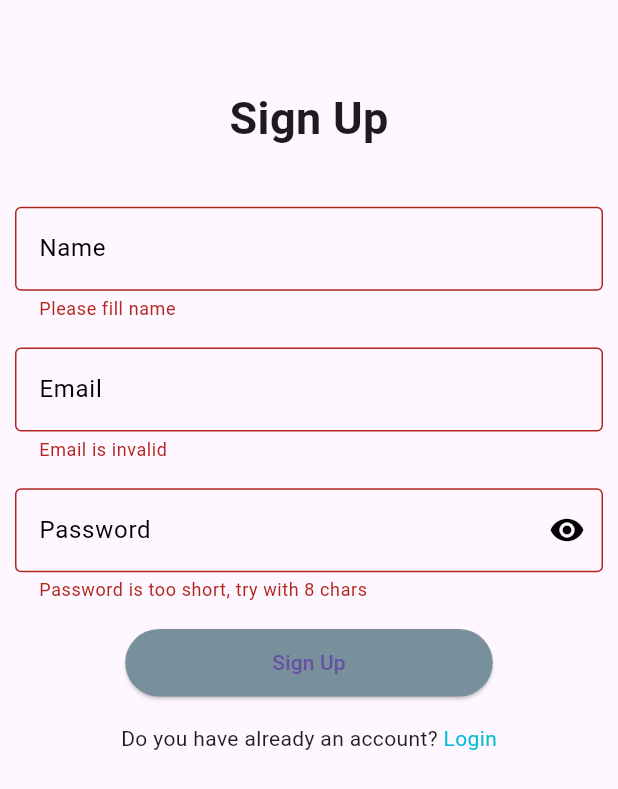
After one commit to Rafael-cmd-html/machapstore1.1, a Flutter app: the sign_up screen opened directly, after a tap on "Sign Up", on a phone screen of 412 x 824 dp. The commit adds this screen. Shown: the top 789 px of the screen. Run offline on Flutter 3.47's test engine with Material 3 defaults, Android fonts, the phone set to English and light mode, and no system bars.

Commit message:
FIRST SCREEN FUNCTIONS DONE
Sign up screen finished with all validations, TODO DESIGN

```diff
--- a/lib/main.dart
+++ b/lib/main.dart
@@ -1,5 +1,5 @@
 import 'package:flutter/material.dart';
-import 'package:machapstore1/screens/sign_up.dart';
+import 'package:machapstore1/screens/signUp.dart';
 
 void main() {
   runApp(MyApp());
@@ -10,7 +10,7 @@ class MyApp extends StatelessWidget {
   Widget build(BuildContext context) {
     return MaterialApp(
       title: 'Flutter Demo',
-      home: SignUp(),
+      home: sign_up(),
     );
   }
 }
--- /dev/null
+++ b/lib/screens/signUp.dart
@@ -0,0 +1,143 @@
+import 'package:flutter/material.dart';
+
+class sign_up extends StatefulWidget {
+  @override
+  _sign_up_state createState() => _sign_up_state();
+}
+
+final GlobalKey<FormState> _form_key = GlobalKey<FormState>();
+String ep_email =
+    r"^[a-zA-Z0-9.a-zA-Z0-9.!#$%&'*+-/=?^_`{|}~]+@[a-zA-Z0-9]+\.[a-zA-Z]+";
+String ep_password =
+    r'^(?=.*?[A-Z])(?=.*?[a-z])(?=.*?[0-9])(?=.*?[!@#\$&*~]).{8,}$';
+
+RegExp reg_exp_email = new RegExp(ep_email);
+RegExp reg_exp_password = new RegExp(ep_password);
+
+bool obscure_text = true;
+
+class _sign_up_state extends State<sign_up> {
+  void validation() {
+    final FormState? _form = _form_key.currentState;
+    if (_form != null && _form.validate()) {
+      print("Yes");
+    } else {
+      print("No");
+    }
+  }
+
+  Widget build(BuildContext context) {
+    return Scaffold(
+        body: SafeArea(
+            child: Form(
+      key: _form_key,
+      child: Container(
+        child: Column(children: <Widget>[
+          Container(
+              height: 100,
+              width: double.infinity,
+              child: Column(
+                mainAxisAlignment: MainAxisAlignment.end,
+                children: <Widget>[
+                  Text(
+                    "Sign Up",
+                    style: TextStyle(
+                      fontSize: 30,
+                      fontWeight: FontWeight.bold,
+                    ),
+                  ),
+                ],
+              )),
+          SizedBox(
+            height: 20,
+          ),
+          Container(
+              height: 400,
+              margin: EdgeInsets.symmetric(horizontal: 10),
+              width: double.infinity,
+              child: Column(
+                mainAxisAlignment: MainAxisAlignment.spaceEvenly,
+                children: <Widget>[
+                  TextFormField(
+                      validator: (value) {
+                        if (value == null) {
+                          return "Please fill name";
+                        } else if (value.isEmpty) {
+                          return "Please fill name";
+                        } else if (value.length < 6) {
+                          return "Name is too short";
+                        }
+                        return null;
+                      },
+                      decoration: InputDecoration(
+                        hintText: "Name",
+                        hintStyle: TextStyle(color: Colors.black),
+                        border: OutlineInputBorder(),
+                      )),
+                  TextFormField(
+                      validator: (value) {
+                        if (value == null) {
+                          return "Please fill email";
+                        } else if (!reg_exp_email.hasMatch(value)) {
+                          return "Email is invalid";
+                        }
+                        return null;
+                      },
+                      decoration: InputDecoration(
+                        hintText: "Email",
+                        hintStyle: TextStyle(color: Colors.black),
+                        border: OutlineInputBorder(),
+                      )),
+                  TextFormField(
+                      obscureText: obscure_text,
+                      validator: (value) {
+                        if (value == null) {
+                          return "Please fill password";
+                        } else if (value.length < 8) {
+                          return "Password is too short, try with 8 chars";
+                        } else if (!reg_exp_password.hasMatch(value)) {
+                          return "Password must contain at least one uppercase, one lower case, at least one digit and one special char ";
+                        }
+                      },
+                      decoration: InputDecoration(
+                        hintText: "Password",
+                        suffixIcon: GestureDetector(
+                          onTap: () {
+                            setState(() {
+                              obscure_text = !obscure_text;
+                            });
+                            FocusScope.of(context).unfocus();
+                          },
+                          child: Icon(Icons.visibility, color: Colors.black),
+                        ),
+                        hintStyle: TextStyle(color: Colors.black),
+                        border: OutlineInputBorder(),
+                      )),
+                  Container(
+                      height: 45,
+                      width: 245,
+                      child: ElevatedButton(
+                        style: ElevatedButton.styleFrom(
+                          primary: Colors.blueGrey[400],
+                        ),
+                        onPressed: () {
+                          validation();
+                        },
+                        child: Text('Sign Up'),
+                      )),
+                  Row(
+                      mainAxisAlignment: MainAxisAlignment.center,
+                      children: <Widget>[
+                        Text("Do you have already an account? "),
+                        GestureDetector(
+                          child: Text("Login",
+                              style: TextStyle(color: Colors.cyan)),
+                        )
+                      ])
+                ],
+              ))
+        ]),
+      ),
+    )));
+  }
+}
--- a/lib/screens/sign_up.dart
+++ /dev/null
@@ -1,83 +0,0 @@
-import 'package:flutter/material.dart';
-
-class SignUp extends StatelessWidget {
-  @override
-  Widget build(BuildContext context) {
-    return Scaffold(
-      body: Container(
-        child: Column(children: <Widget>[
-          Container(
-              height: 100,
-              width: double.infinity,
-              child: Column(
-                mainAxisAlignment: MainAxisAlignment.end,
-                children: <Widget>[
-                  Text(
-                    "Sign Up",
-                    style: TextStyle(fontSize: 30, fontWeight: FontWeight.bold),
-                  ),
-                ],
-              )),
-          SizedBox(
-            height: 20,
-          ),
-          Container(
-              height: 400,
-              margin: EdgeInsets.symmetric(horizontal: 10),
-              width: double.infinity,
-              child: Column(
-                mainAxisAlignment: MainAxisAlignment.spaceEvenly,
-                children: <Widget>[
-                  TextFormField(
-                      decoration: InputDecoration(
-                    hintText: "Name",
-                    hintStyle: TextStyle(color: Colors.black),
-                    border: OutlineInputBorder(),
-                  )),
-                  TextFormField(
-                      decoration: InputDecoration(
-                    hintText: "Email",
-                    hintStyle: TextStyle(color: Colors.black),
-                    border: OutlineInputBorder(),
-                  )),
-                  TextFormField(
-                      decoration: InputDecoration(
-                    hintText: "Password",
-                    suffixIcon: GestureDetector(
-                      onTap: () {
-                        FocusScope.of(context).unfocus();
-                      },
-                      child: Icon(Icons.visibility, color: Colors.black),
-                    ),
-                    hintStyle: TextStyle(color: Colors.black),
-                    border: OutlineInputBorder(),
-                  )),
-                  Container(
-                      height: 45,
-                      width: 245,
-                      child: ElevatedButton(
-                        style: ElevatedButton.styleFrom(
-                          primary: Colors.blueGrey[400],
-                        ),
-                        onPressed: () {
-                          // Aquí debes colocar el código que se ejecutará al presionar el botón.
-                          // Por ejemplo, puedes llamar a una función o navegar a otra pantalla.
-                        },
-                        child: Text('Sign Up'),
-                      )),
-                  Row(
-                      mainAxisAlignment: MainAxisAlignment.center,
-                      children: <Widget>[
-                        Text("Do you have already an account?"),
-                        GestureDetector(
-                          child: Text("Login",
-                              style: TextStyle(color: Colors.cyan)),
-                        )
-                      ])
-                ],
-              ))
-        ]),
-      ),
-    );
-  }
-}
```
Also changed, not shown: pubspec.lock, 1 other file.
